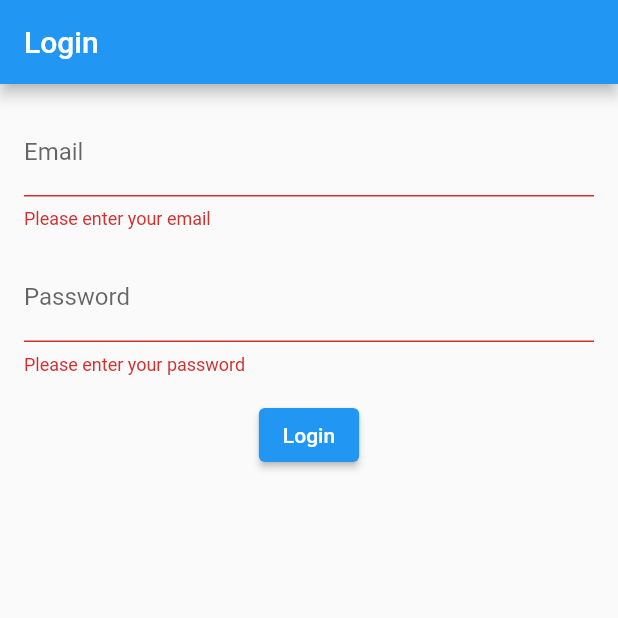
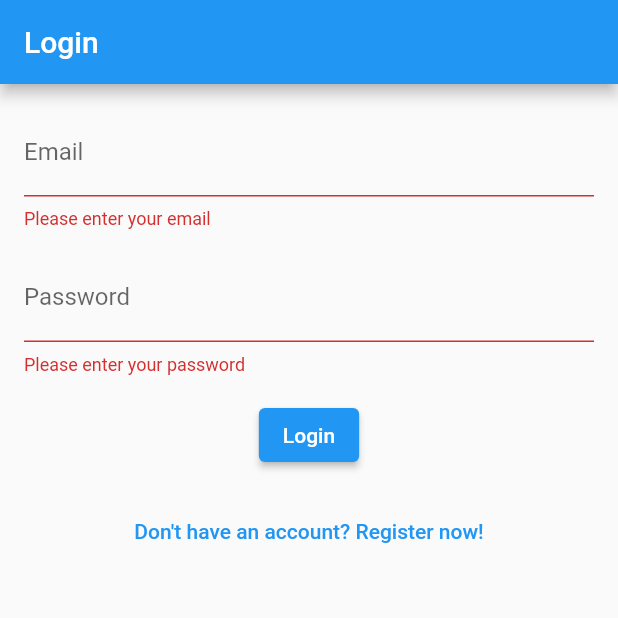
Before and after one commit to 4rzka/notesapp, a Flutter app: the screen it shows after launch, after a tap on "Login", on a phone screen of 412 x 824 dp, the top half of it. Run offline on Flutter 3.47's test engine with Material 2 defaults, Android fonts, the phone set to English and light mode, and no system bars; accounts and stored records are empty; network calls fail.

Commit message:
working on the frontend login functionality

```diff
--- a/frontend/lib/main.dart
+++ b/frontend/lib/main.dart
@@ -1,43 +1,38 @@
 import 'package:flutter/material.dart';
-import 'package:frontend/providers/notes_provider.dart';
+import 'package:frontend/providers/auth_provider.dart';
+import 'package:frontend/screens/notes_homepage.dart';
 import 'package:frontend/screens/login.dart';
-import 'package:frontend/screens/notes_homepage.dart';
+import 'package:frontend/screens/register.dart';
+import 'package:frontend/services/api_service.dart';
 import 'package:provider/provider.dart';
-import 'package:frontend/providers/auth_provider.dart';
 
-void main() {
-  runApp(const MyApp());
-}
+void main() => runApp(const MyApp());
 
 class MyApp extends StatelessWidget {
   const MyApp({super.key});
 
   @override
   Widget build(BuildContext context) {
-    return MultiProvider(
-      providers: [
-        ChangeNotifierProvider(create: (context) => NotesProvider()),
-        ChangeNotifierProvider(create: (context) => AuthProvider()),
-      ],
-      child: const MaterialApp(
+    return ChangeNotifierProvider(
+      create: (_) => AuthProvider(apiService: ApiService()),
+      child: MaterialApp(
+        title: 'MyApp',
         debugShowCheckedModeBanner: false,
-        home: AuthenticationWrapper(),
+        theme: ThemeData(
+          primarySwatch: Colors.blue,
+        ),
+        home: Consumer<AuthProvider>(
+          builder: (ctx, auth, _) => auth.isAuthenticated
+              ? const NotesHomePage()
+              : const LoginScreen(),
+        ),
+        routes: {
+          LoginScreen.routeName: (ctx) => const LoginScreen(),
+          RegisterScreen.routeName: (ctx) => const RegisterScreen(),
+          NotesHomePage.routeName: (ctx) => const NotesHomePage(),
+          // add other routes here if needed
+        },
       ),
     );
   }
 }
-
-class AuthenticationWrapper extends StatelessWidget {
-  const AuthenticationWrapper({Key? key}) : super(key: key);
-
-  @override
-  Widget build(BuildContext context) {
-    final auth = Provider.of<AuthProvider>(context);
-
-    if (auth.isLoggedIn) {
-      return const NotesHomePage();
-    } else {
-      return const LoginScreen();
-    }
-  }
-}
--- a/frontend/lib/models/user.dart
+++ b/frontend/lib/models/user.dart
@@ -2,11 +2,15 @@ class User {
   String name;
   String email;
   String password;
+  String? id;
+  String? token;
 
   User({
     required this.name,
     required this.email,
     required this.password,
+    this.id,
+    this.token,
   });
 
   factory User.fromJson(Map<String, dynamic> json) => User(
--- a/frontend/lib/screens/login.dart
+++ b/frontend/lib/screens/login.dart
@@ -1,11 +1,13 @@
 import 'package:flutter/material.dart';
 import 'package:frontend/providers/auth_provider.dart';
 import 'package:provider/provider.dart';
+import 'package:frontend/screens/register.dart';
+import 'package:frontend/screens/notes_homepage.dart';
 
 class LoginScreen extends StatefulWidget {
   static const routeName = '/login';
 
-  const LoginScreen({super.key});
+  const LoginScreen({Key? key}) : super(key: key);
 
   @override
   _LoginScreenState createState() => _LoginScreenState();
@@ -23,9 +25,38 @@ class _LoginScreenState extends State<LoginScreen> {
           _emailController.text.trim(),
           _passwordController.text.trim(),
         );
-        // TODO: Navigate to home screen or other appropriate screen
+        showDialog(
+          context: context,
+          builder: (ctx) => AlertDialog(
+            title: const Text('Success!'),
+            content: const Text('You are now logged in.'),
+            actions: <Widget>[
+              TextButton(
+                child: const Text('Okay'),
+                onPressed: () {
+                  Navigator.of(ctx).pop();
+                },
+              )
+            ],
+          ),
+        );
+        //TODO: Navigate to notes homepage
       } catch (error) {
-        // TODO: handle error
+        showDialog(
+          context: context,
+          builder: (ctx) => AlertDialog(
+            title: const Text('An error occurred!'),
+            content: Text(error.toString()),
+            actions: <Widget>[
+              TextButton(
+                child: const Text('Okay'),
+                onPressed: () {
+                  Navigator.of(ctx).pop();
+                },
+              )
+            ],
+          ),
+        );
       }
     }
   }
@@ -77,6 +108,13 @@ class _LoginScreenState extends State<LoginScreen> {
                 onPressed: _submit,
                 child: const Text('Login'),
               ),
+              const SizedBox(height: 16),
+              TextButton(
+                onPressed: () {
+                  Navigator.of(context).pushNamed(RegisterScreen.routeName);
+                },
+                child: const Text("Don't have an account? Register now!"),
+              ),
             ],
           ),
         ),
--- a/frontend/lib/screens/notes_homepage.dart
+++ b/frontend/lib/screens/notes_homepage.dart
@@ -5,6 +5,7 @@ import '../models/note.dart';
 import 'addnote.dart';
 
 class NotesHomePage extends StatefulWidget {
+  static const routeName = '/notes';
   const NotesHomePage({Key? key}) : super(key: key);
 
   @override
--- a/frontend/lib/screens/register.dart
+++ b/frontend/lib/screens/register.dart
@@ -1,4 +1,5 @@
 import 'package:flutter/material.dart';
+import 'package:frontend/screens/login.dart';
 import 'package:provider/provider.dart';
 import 'package:frontend/providers/auth_provider.dart';
 
@@ -31,7 +32,7 @@ class _RegisterScreenState extends State<RegisterScreen> {
       await Provider.of<AuthProvider>(context, listen: false)
           .register(email, password, name);
 
-      Navigator.of(context).pushReplacementNamed('/notes');
+      Navigator.of(context).pushReplacementNamed(LoginScreen.routeName);
     } catch (error) {
       showDialog(
         context: context,
--- a/frontend/pubspec.yaml
+++ b/frontend/pubspec.yaml
@@ -38,6 +38,7 @@ dependencies:
   cupertino_icons: ^1.0.2
   provider: ^6.0.5
   http: ^0.13.5
+  shared_preferences: ^2.0.20
 
 dev_dependencies:
   flutter_test:
```
Also changed, not shown: frontend/lib/providers/auth_provider.dart (+28 -67 lines), frontend/lib/services/api_service.dart (+32 -15 lines), frontend/pubspec.lock, 1 other file.
